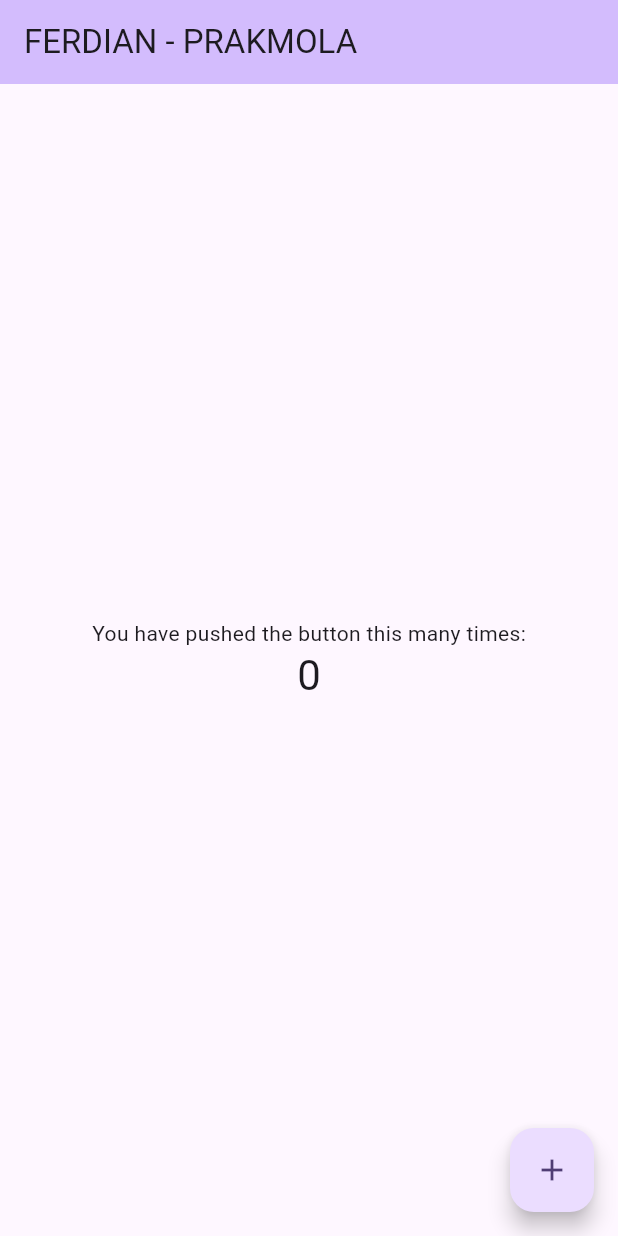
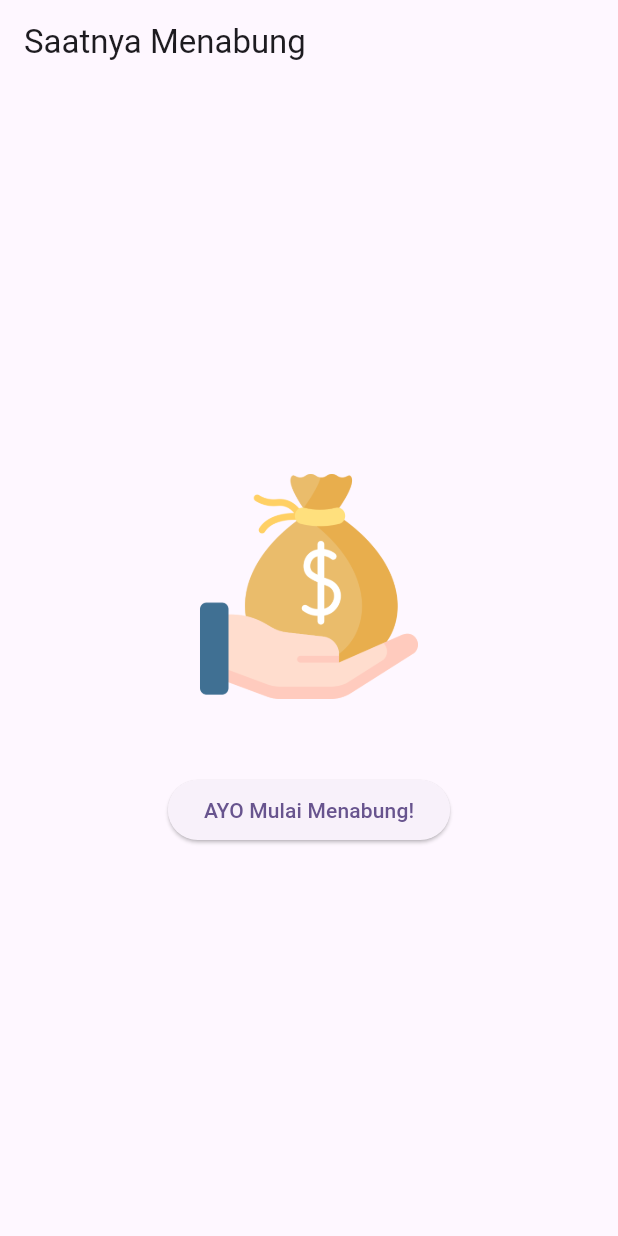
Before and after one commit to perdiannn/prak-mobilelanjut-2307051020, a Flutter app: the screen it shows after launch, on a phone screen of 412 x 824 dp. Run offline on Flutter 3.47's test engine with Material 3 defaults, Android fonts, the phone set to English and light mode, and no system bars.

Commit message:
Pertemuan 3: Basic Widget

```diff
--- /dev/null
+++ b/lib/basic_widget.dart
@@ -0,0 +1,30 @@
+import 'package:flutter/material.dart';
+
+class BasicWidget extends StatelessWidget {
+  const BasicWidget({Key? key}) : super(key: key);
+
+  @override
+  Widget build(BuildContext context) {
+    return Scaffold(
+      appBar: AppBar(
+        title: const Text('Saatnya Menabung')
+        ),
+        body: Center(
+          child: Column(
+            mainAxisAlignment: MainAxisAlignment.center,
+            children: [
+              Image.asset(
+                'assets/images/logo.png',
+                width: 150, height: 150
+                ),
+                const SizedBox(height: 50),
+                ElevatedButton(
+                  onPressed: () {},
+                  child: const Text('AYO Mulai Menabung!'),
+            ),
+          ],
+        ),
+      ),
+    );
+  }
+}
--- a/lib/main.dart
+++ b/lib/main.dart
@@ -1,4 +1,7 @@
 import 'package:flutter/material.dart';
+// import 'package:myapp/column_widget.dart';
+// import 'package:myapp/row_widget.dart';
+import 'package:myapp/basic_widget.dart';
 
 void main() {
   runApp(const MyApp());
@@ -11,7 +14,7 @@ class MyApp extends StatelessWidget {
   @override
   Widget build(BuildContext context) {
     return MaterialApp(
-      title: 'Flutter Demo',
+      title: 'Praktikum Mobile Lanjut',
       theme: ThemeData(
         // This is the theme of your application.
         //
@@ -29,8 +32,11 @@ class MyApp extends StatelessWidget {
         // This works for code too, not just values: Most code changes can be
         // tested with just a hot reload.
         colorScheme: ColorScheme.fromSeed(seedColor: Colors.deepPurple),
+        useMaterial3: true,
       ),
-      home: const MyHomePage(title: 'FERDIAN - PRAKMOLA'),
+      // home: const ColumnWidget(),
+      // home: const RowWidget(),
+      home: const BasicWidget(),
     );
   }
 }
--- a/pubspec.yaml
+++ b/pubspec.yaml
@@ -58,7 +58,8 @@ flutter:
   uses-material-design: true
 
   # To add assets to your application, add an assets section, like this:
-  # assets:
+  assets:
+      - assets/images/
   #   - images/a_dot_burr.jpeg
   #   - images/a_dot_ham.jpeg
 
```
Also changed, not shown: lib/column_widget.dart (added, +22 -0 lines), lib/row_widget.dart (added, +22 -0 lines), assets/images/logo.png (added).
